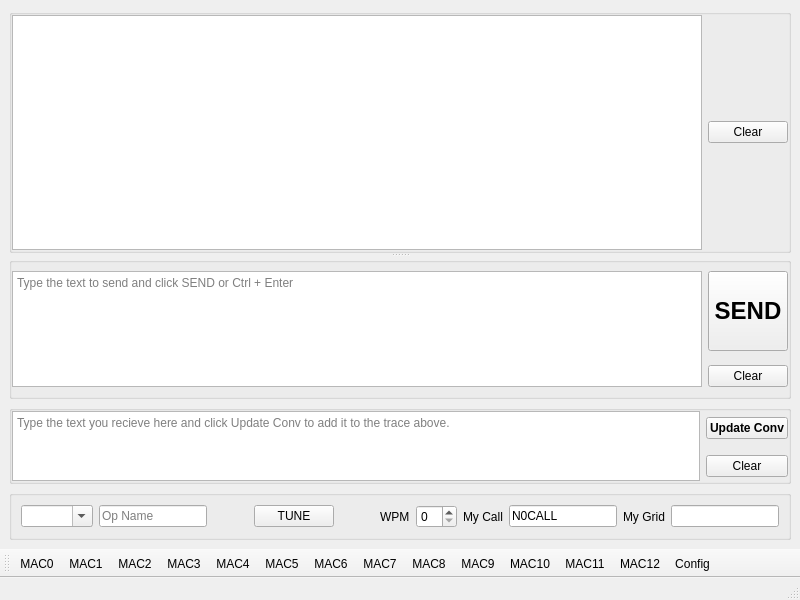
Before: the Qt Designer form rpikeyerterm.ui in guitarpicva/RPiKeyerTerm, drawn with Qt 5.
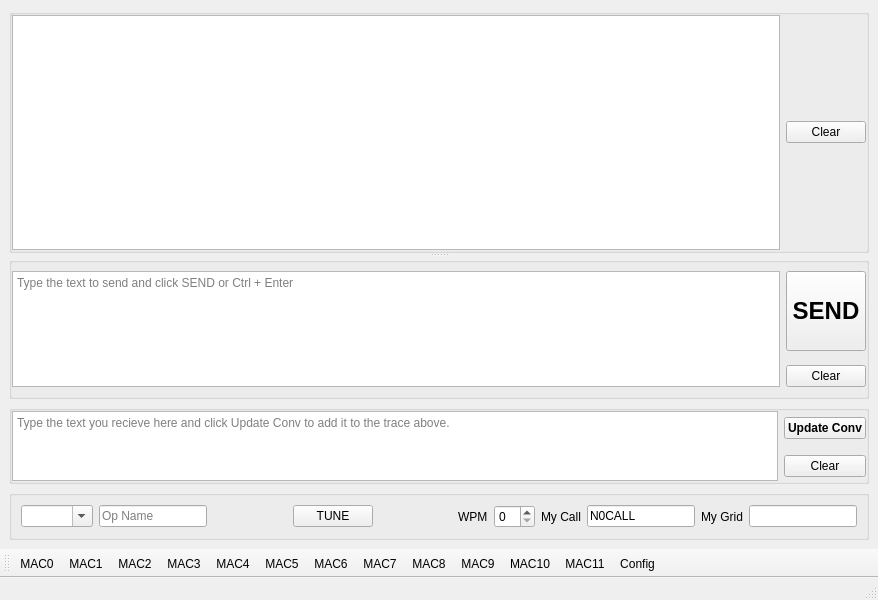
After: the same form once the commit is applied. Icons and pictures are not drawn.

Patch:
```diff
--- a/rpikeyerterm.ui
+++ b/rpikeyerterm.ui
@@ -6,7 +6,7 @@
    <rect>
     <x>0</x>
     <y>0</y>
-    <width>800</width>
+    <width>878</width>
     <height>600</height>
    </rect>
   </property>
@@ -356,7 +356,6 @@
    <addaction name="actionMAC9"/>
    <addaction name="actionMAC10"/>
    <addaction name="actionMAC11"/>
-   <addaction name="actionMAC12"/>
    <addaction name="actionConfig"/>
   </widget>
   <action name="actionMAC0">
@@ -419,11 +418,6 @@
     <string>MAC11</string>
    </property>
   </action>
-  <action name="actionMAC12">
-   <property name="text">
-    <string>MAC12</string>
-   </property>
-  </action>
   <action name="actionConfig">
    <property name="icon">
     <iconset resource="qresource.qrc">
```
Left out of the diff: 2 changed lines with no effect on the pictures.
